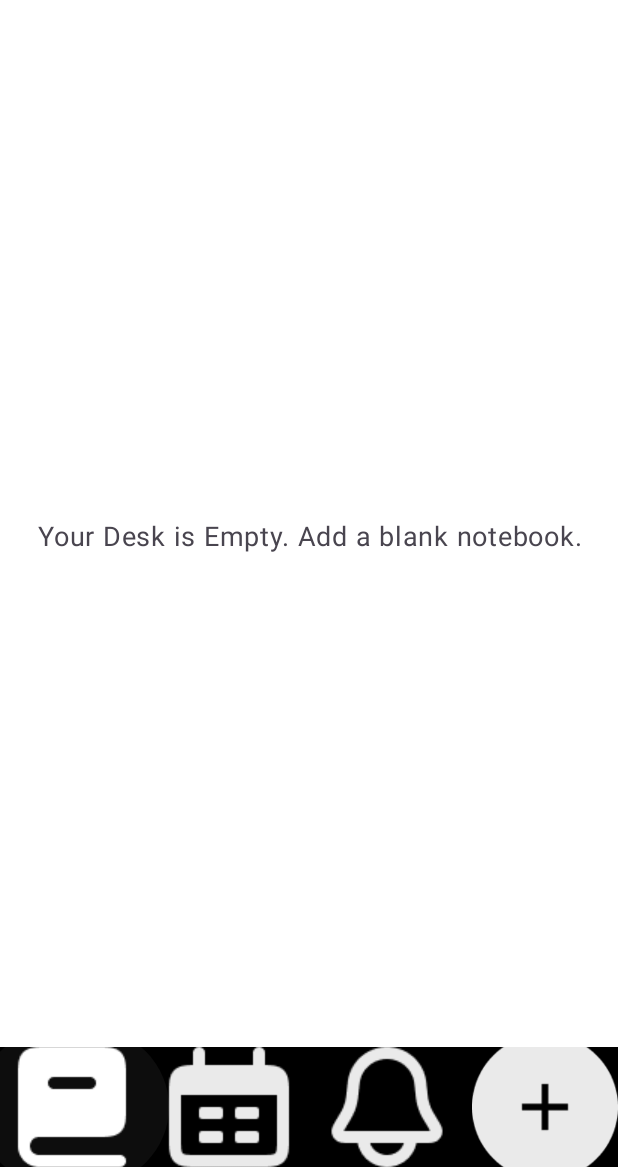
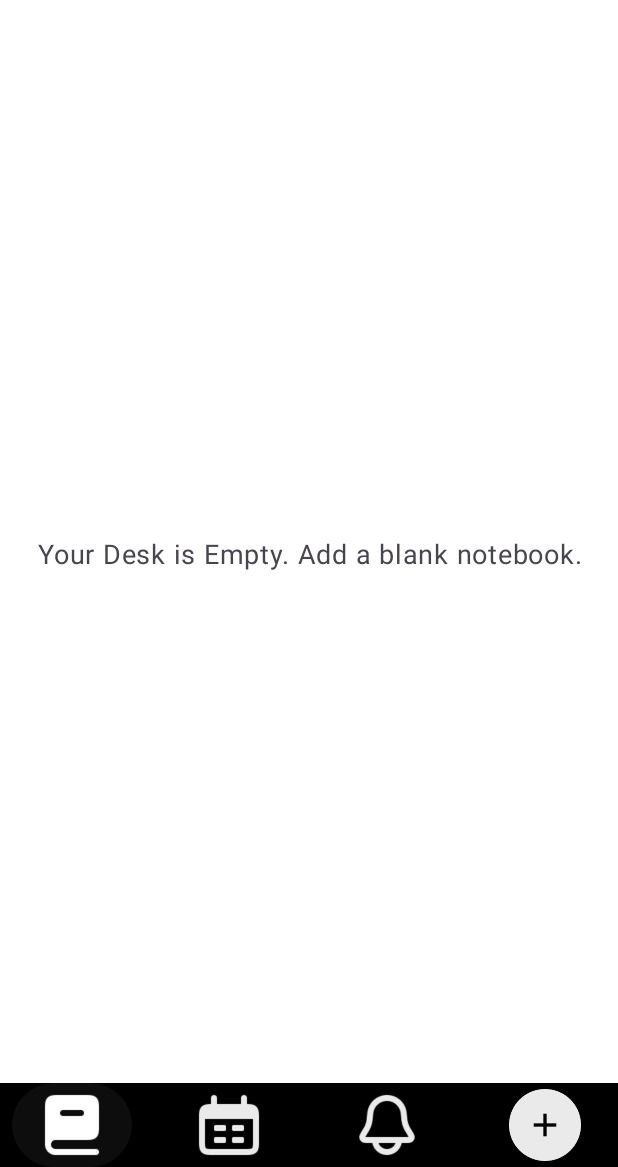
Before and after one commit to aaufarhan/kulnote, an Android app built with Jetpack Compose: the note_folders screen opened through its navigation route, on a phone screen of 412 x 824 dp, the part 69-1236 px from its top. Run offline under Robolectric (Android 15) with nearby library versions, the phone set to English and light mode, and no system bars.

Commit message:
perubahan size pada BottomNavBar

```diff
--- a/app/src/main/java/com/example/kulnote/ui/navigation/BottomNavBar.kt
+++ b/app/src/main/java/com/example/kulnote/ui/navigation/BottomNavBar.kt
@@ -1,6 +1,7 @@
 package com.example.kulnote.ui.navigation
 
 import androidx.compose.foundation.layout.height
+import androidx.compose.foundation.layout.padding
 import androidx.compose.material3.*
 import androidx.compose.runtime.Composable
 import androidx.compose.runtime.getValue
@@ -24,6 +25,7 @@ fun BottomNavBar(navController: NavController) {
     )
 
     NavigationBar(
+        modifier = Modifier.height(56.dp),
         tonalElevation = 4.dp,
         containerColor = MaterialTheme.colorScheme.background
     ) {
@@ -34,6 +36,7 @@ fun BottomNavBar(navController: NavController) {
             val selected = currentRoute == item.route
 
             NavigationBarItem(
+                modifier = Modifier.padding(vertical = 4.dp),
                 icon = {
 //                    if (item.name == "Add") {
 //                        Icon(
```
